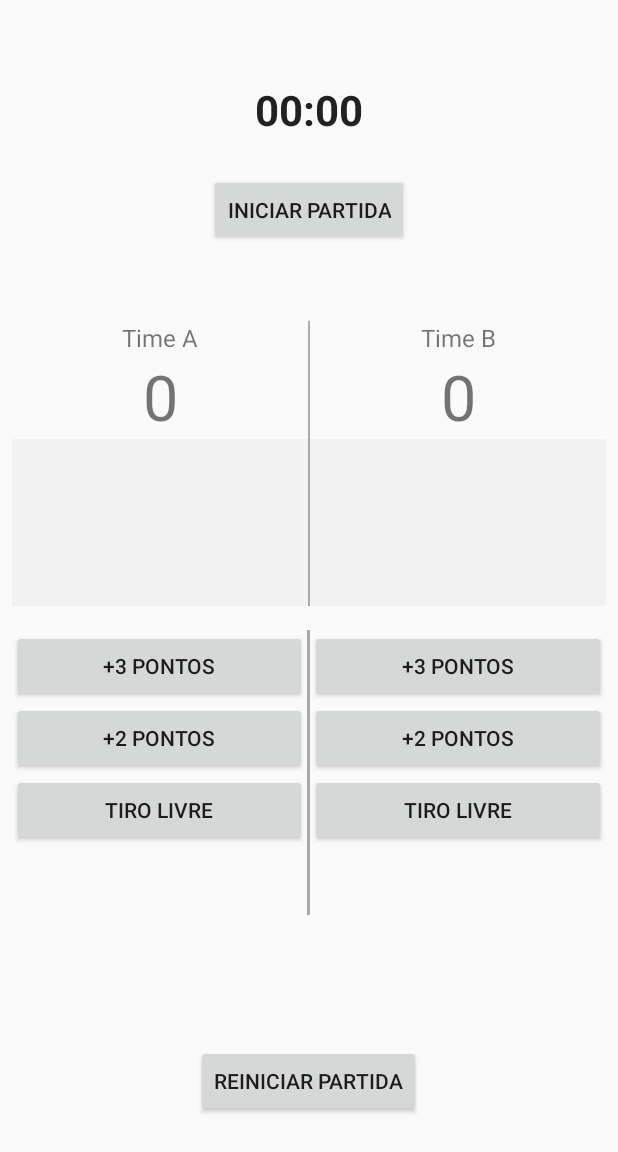
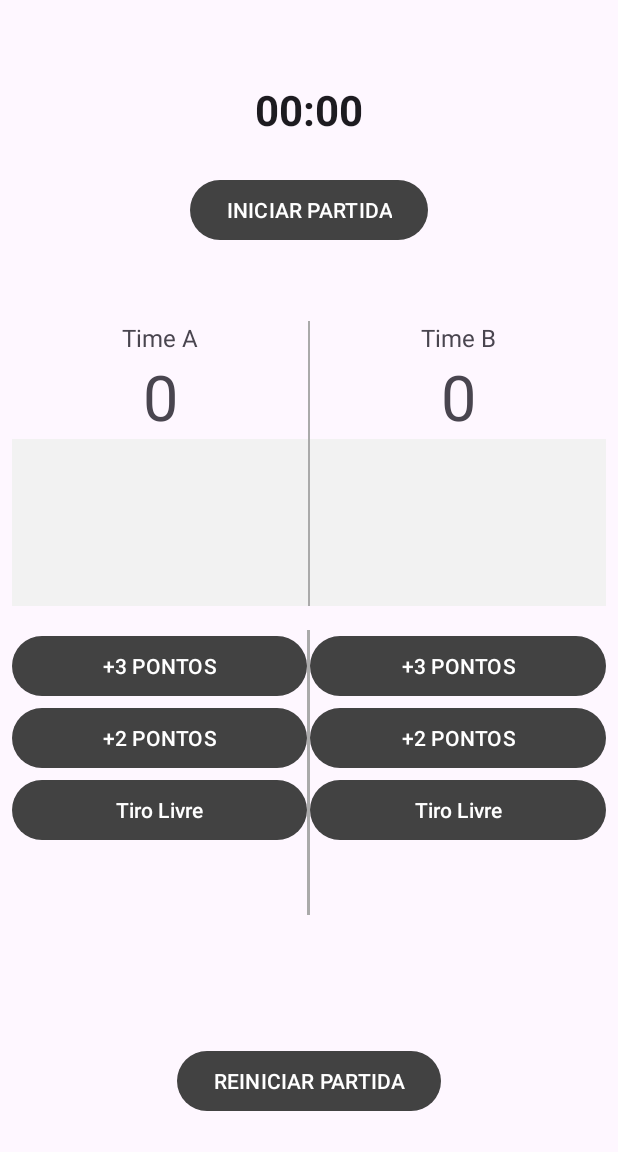
Before and after one commit to neylanepl/marcador-de-jogos, an Android app built with Jetpack Compose: the screen it shows after launch (MainActivity), on a phone screen of 412 x 824 dp. Shown: the top 1152 px of the screen. Run offline under Robolectric (Android 15) with nearby library versions, the phone set to English and light mode, and no system bars.

Commit message:
Material UI added

```diff
--- a/app/build.gradle.kts
+++ b/app/build.gradle.kts
@@ -40,7 +40,7 @@ android {
 }
 
 dependencies {
-
+    implementation(libs.material)
     implementation(libs.androidx.core.ktx)
     implementation(libs.androidx.lifecycle.runtime.ktx)
     implementation(libs.androidx.activity.compose)
--- a/app/src/main/res/layout/layout_main.xml
+++ b/app/src/main/res/layout/layout_main.xml
@@ -1,4 +1,5 @@
 <?xml version="1.0" encoding="utf-8"?>
+
 <LinearLayout xmlns:android="http://schemas.android.com/apk/res/android"
     xmlns:tools="http://schemas.android.com/tools"
     android:layout_width="match_parent"
@@ -24,7 +25,7 @@
             android:textSize="28sp"
             android:textStyle="bold" />
 
-        <Button
+        <com.google.android.material.button.MaterialButton
             android:id="@+id/iniciarPartida"
             android:layout_width="wrap_content"
             android:layout_height="wrap_content"
@@ -47,7 +48,7 @@
             android:layout_weight="1"
             android:orientation="vertical">
 
-            <TextView
+            <com.google.android.material.textview.MaterialTextView
                 android:id="@+id/timeA"
                 android:layout_width="match_parent"
                 android:layout_height="wrap_content"
@@ -56,7 +57,7 @@
                 android:textSize="16sp"
                 android:fontFamily="sans-serif" />
 
-            <TextView
+            <com.google.android.material.textview.MaterialTextView
                 android:id="@+id/placarTimeA"
                 android:layout_width="match_parent"
                 android:layout_height="wrap_content"
@@ -131,19 +132,19 @@
             android:layout_weight="1"
             android:orientation="vertical">
 
-            <Button
+            <com.google.android.material.button.MaterialButton
                 android:id="@+id/tresPontosA"
                 android:layout_width="match_parent"
                 android:layout_height="wrap_content"
                 android:text="+3 PONTOS" />
 
-            <Button
+            <com.google.android.material.button.MaterialButton
                 android:id="@+id/doisPontosA"
                 android:layout_width="match_parent"
                 android:layout_height="wrap_content"
                 android:text="+2 PONTOS" />
 
-            <Button
+            <com.google.android.material.button.MaterialButton
                 android:id="@+id/tiroLivreA"
                 android:layout_width="match_parent"
                 android:layout_height="wrap_content"
@@ -162,19 +163,20 @@
             android:layout_weight="1"
             android:orientation="vertical">
 
-            <Button
+            <com.google.android.material.button.MaterialButton
                 android:id="@+id/tresPontosB"
                 android:layout_width="match_parent"
                 android:layout_height="wrap_content"
-                android:text="+3 PONTOS" />
+                android:text="+3 PONTOS"
+                />
 
-            <Button
+            <com.google.android.material.button.MaterialButton
                 android:id="@+id/doisPontosB"
                 android:layout_width="match_parent"
                 android:layout_height="wrap_content"
                 android:text="+2 PONTOS" />
 
-            <Button
+            <com.google.android.material.button.MaterialButton
                 android:id="@+id/tiroLivreB"
                 android:layout_width="match_parent"
                 android:layout_height="wrap_content"
@@ -190,7 +192,7 @@
         android:gravity="center"
         android:padding="8dp">
 
-        <Button
+        <com.google.android.material.button.MaterialButton
             android:id="@+id/reiniciarPartida"
             android:layout_width="wrap_content"
             android:layout_height="wrap_content"
--- a/app/src/main/res/values/themes.xml
+++ b/app/src/main/res/values/themes.xml
@@ -1,5 +1,9 @@
 <?xml version="1.0" encoding="utf-8"?>
 <resources>
 
-    <style name="Theme.App2" parent="android:Theme.Material.Light.NoActionBar" />
+<!--    <style name="Theme.App2" parent="android:Theme.Material.Light.NoActionBar" />-->
+        <style name="Theme.App2" parent="Theme.Material3.DayNight.NoActionBar">
+            <item name="colorPrimary">@color/cardview_dark_background</item>
+            <item name="colorPrimaryVariant">@color/teal_700</item>
+        </style>
 </resources>
--- a/gradle/libs.versions.toml
+++ b/gradle/libs.versions.toml
@@ -8,6 +8,7 @@ espressoCore = "3.7.0"
 lifecycleRuntimeKtx = "2.9.2"
 activityCompose = "1.10.1"
 composeBom = "2024.09.00"
+material = "1.13.0"
 media3CommonKtx = "1.8.0"
 
 [libraries]
@@ -26,6 +27,7 @@ androidx-ui-test-manifest = { group = "androidx.compose.ui", name = "ui-test-man
 androidx-ui-test-junit4 = { group = "androidx.compose.ui", name = "ui-test-junit4" }
 androidx-material3 = { group = "androidx.compose.material3", name = "material3" }
 androidx-media3-common-ktx = { group = "androidx.media3", name = "media3-common-ktx", version.ref = "media3CommonKtx" }
+material = { module = "com.google.android.material:material", version.ref = "material" }
 
 [plugins]
 android-application = { id = "com.android.application", version.ref = "agp" }
```
